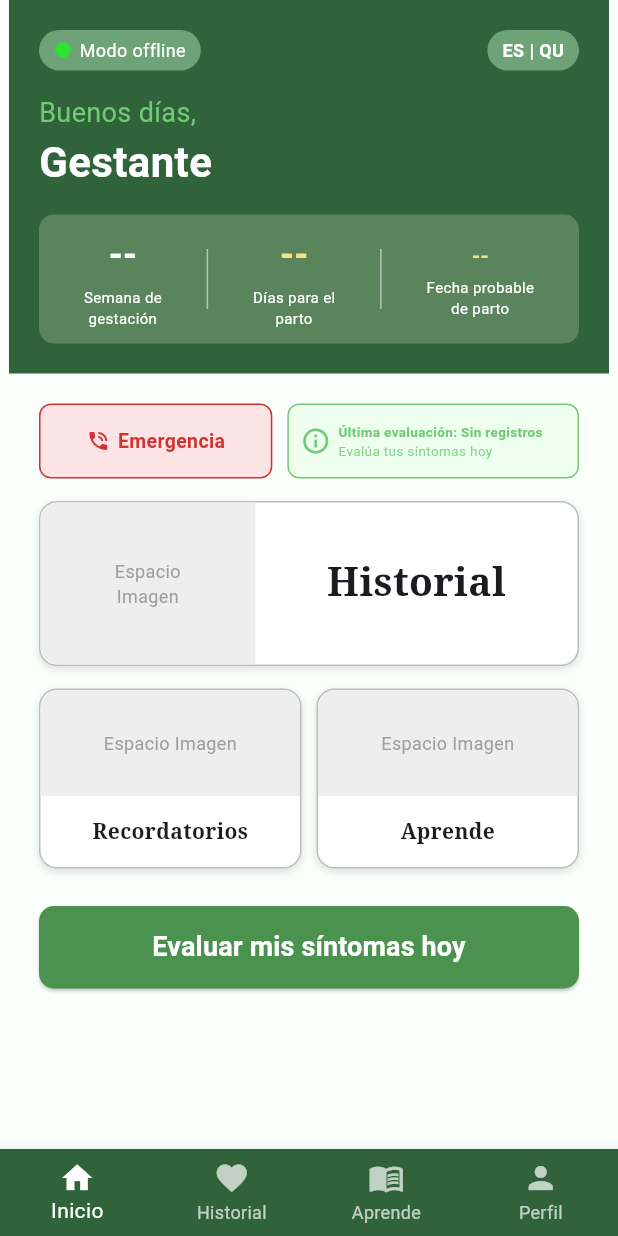
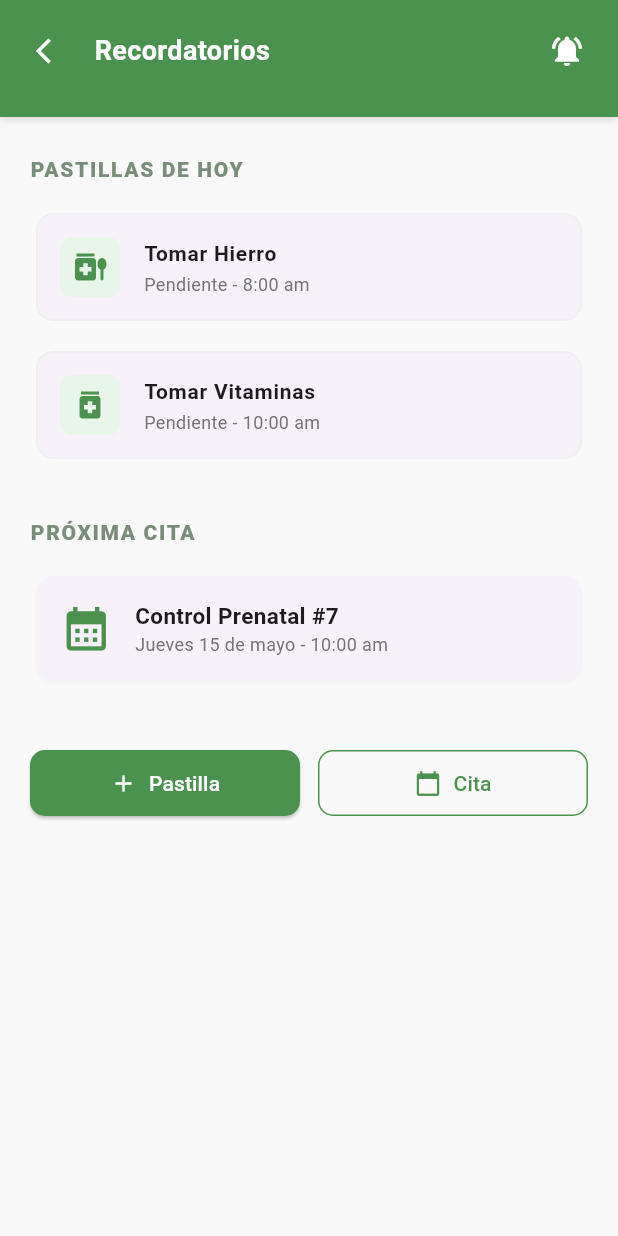
Before and after one commit to hersite/hersite-core, a Flutter app: the Home screen opened directly, after a tap on "Espacio Imagen", on a phone screen of 412 x 824 dp. Run offline on Flutter 3.47's test engine with Material 3 defaults, Android fonts, the phone set to English and light mode, and no system bars; our stand-ins replace connectivity_plus, flutter_local_notifications, flutter_secure_storage, internet_connection_checker_plus, shared_preferences, sqflite_sqlcipher; missing offline and left inert: flutter_onnxruntime; accounts and stored records are empty.

Commit message:
commit app movil v0.1

```diff
--- a/lib/screens/historial_screen.dart
+++ b/lib/screens/historial_screen.dart
@@ -156,8 +156,8 @@ class _HistorialScreenState extends State<HistorialScreen> {
                 ],
               ),
             ),
-            const SizedBox(width: 16),
-            Container(
+           // const SizedBox(width: 16),
+           /* Container(
               decoration: BoxDecoration(
                 borderRadius: BorderRadius.circular(15),
                 border: Border.all(color: const Color(0xFF6EA377)),
@@ -178,7 +178,7 @@ class _HistorialScreenState extends State<HistorialScreen> {
                   ),
                 ],
               ),
-            ),
+            ),*/
           ],
         ),
       ),
--- a/lib/screens/home_screen.dart
+++ b/lib/screens/home_screen.dart
@@ -6,6 +6,10 @@ import 'sintomas_screen.dart';
 import 'aprende_screen.dart';
 import 'perfil_screen.dart';
 import 'historial_screen.dart';
+import 'package:url_launcher/url_launcher.dart';
+import 'package:shared_preferences/shared_preferences.dart';
+import 'dart:math';
+import 'recordatorios_screen.dart'; // Asegúrate que el nombre del archivo sea el correcto
 
 class Home extends StatefulWidget {
   const Home({super.key});
@@ -19,6 +23,9 @@ class _HomeState extends State<Home> {
   EvaluacionRiesgo? _ultimaEvaluacion;
   bool _cargando = true;
   String? _error;
+  DateTime? _fechaInicio;
+  DateTime? _fechaAncla;
+
 
   @override
   void initState() {
@@ -32,17 +39,29 @@ class _HomeState extends State<Home> {
     final perfil = await LocalDatabase.instance.obtenerPerfil();
     final evaluaciones = await LocalDatabase.instance.listarEvaluaciones();
 
+    final prefs = await SharedPreferences.getInstance();
+    String? fechaGuardada = prefs.getString('fecha_ancla_usuario');
+
+    // --- LÓGICA CORREGIDA ---
+    if (fechaGuardada == null) {
+      // USUARIA REAL: Su ancla es HOY
+      _fechaAncla = DateTime.now();  //reemplazar la línea _fechaAncla = DateTime.now() por una fecha fija antigua, como DateTime(2026, 5, 30)).
+      await prefs.setString('fecha_ancla_usuario', _fechaAncla!.toIso8601String());
+    } else {
+      // Si ya existía una fecha guardada, la cargamos
+      _fechaAncla = DateTime.parse(fechaGuardada);
+    }
+    // ------------------------
+
     if (!mounted) return;
 
     setState(() {
       _perfil = perfil;
       _ultimaEvaluacion = evaluaciones.isNotEmpty ? evaluaciones.first : null;
       _cargando = false;
-        _error = null;
     });
   } catch (e) {
     if (!mounted) return;
-
     setState(() {
       _cargando = false;
       _error = e.toString();
@@ -60,16 +79,32 @@ class _HomeState extends State<Home> {
   }
 
 String get _semanasTexto {
-    final semanas = _perfil?.semanasGestacion;
-    if (semanas == null) return '--';
-    return semanas.toString();
+  final semanasIngresadas = _perfil?.semanasGestacion;
+  if (semanasIngresadas == null || _fechaAncla == null) return '--';
+
+  // 1. Calculamos días transcurridos desde que "empezó" la app (tu fecha ancla random)
+  final diasTranscurridos = DateTime.now().difference(_fechaAncla!).inDays;
+
+  // 2. Semanas que han pasado (división entera)
+  final semanasQueHanPasado = (diasTranscurridos / 7).floor();
+
+  // 3. LA SUMA FINAL (Aquí es donde Lucia y Maria son diferentes)
+  final semanasActuales = semanasIngresadas + semanasQueHanPasado;
+
+  return semanasActuales.toString();
 }
 
   String get _diasParaPartoTexto {
-    final semanas = _perfil?.semanasGestacion;
-    if (semanas == null) return '--';
-    final dias = (40 - semanas) * 7;
-    return dias <= 0 ? '0' : dias.toString();
+  final semanasIniciales = _perfil?.semanasGestacion;
+  if (semanasIniciales == null || _fechaAncla == null) return '--';
+
+  final diasTranscurridos = DateTime.now().difference(_fechaAncla!).inDays;
+  final semanasActuales = semanasIniciales + (diasTranscurridos / 7).floor();
+
+  // Calculamos días restantes para la semana 40
+  final diasRestantes = ((40 - semanasActuales) * 7) - (diasTranscurridos % 7);
+
+  return diasRestantes <= 0 ? '0' : diasRestantes.toString();
   }
 
   String get _fechaProbablePartoTexto {
@@ -207,7 +242,7 @@ class _HomeState extends State<Home> {
                               ],
                             ),
                           ),
-                          Container(
+                         /* Container(
                             padding: const EdgeInsets.symmetric(horizontal: 10, vertical: 5),
                             decoration: BoxDecoration(
                               color: const Color(0xFF6EA377),
@@ -221,7 +256,7 @@ class _HomeState extends State<Home> {
                                 fontWeight: FontWeight.bold,
                               ),
                             ),
-                          ),
+                          ),*/
                         ],
                       ),
                       const SizedBox(height: 15),
@@ -446,7 +481,18 @@ class _HomeState extends State<Home> {
   }
 
 Widget _tarjetaEmergencia() {
-    return Container(
+    return GestureDetector(
+      onTap: () async {
+        // En Perú, 106 es SAMU (Emergencias Médicas)
+        final Uri launchUri = Uri(scheme: 'tel', path: '106');
+        if (await canLaunchUrl(launchUri)) {
+          await launchUrl(launchUri);
+        } else {
+          // Opcional: mostrar un mensaje si no se puede abrir el marcador
+          debugPrint('No se pudo abrir el marcador telefónico');
+        }
+      },
+      child: Container(
         height: 50,
         decoration: BoxDecoration(
           color: const Color(0xFFFCE4E4),
@@ -467,6 +513,7 @@ class _HomeState extends State<Home> {
               ),
             ),
           ],
+        ),
       ),
     );
   }
@@ -581,7 +628,13 @@ class _HomeState extends State<Home> {
   Widget _tarjetaCuadrada(BuildContext context, String titulo) {
     return GestureDetector(
 onTap: () {
-        if (titulo == 'Aprende') {
+        // Lógica de navegación dinámica según el título
+        if (titulo == 'Recordatorios') {
+          Navigator.push(
+            context,
+            MaterialPageRoute(builder: (context) => const RecordatoriosScreen()),
+          );
+        } else if (titulo == 'Aprende') {
           Navigator.push(
             context,
             MaterialPageRoute(builder: (context) => const AprendeScreen()),
--- /dev/null
+++ b/lib/screens/recordatorios_screen.dart
@@ -0,0 +1,222 @@
+import 'package:flutter/material.dart';
+import 'package:flutter_local_notifications/flutter_local_notifications.dart';
+import '../main.dart'; // Asegúrate de que este import traiga el plugin correctamente
+
+class RecordatoriosScreen extends StatelessWidget {
+  const RecordatoriosScreen({super.key});
+
+  @override
+  Widget build(BuildContext context) {
+    return Scaffold(
+      // Fondo más limpio
+      backgroundColor: const Color(0xFFF9F9F9),
+      body: Column(
+        children: [
+          _buildHeader(context),
+          Expanded(
+            child: SingleChildScrollView(
+              padding: const EdgeInsets.symmetric(horizontal: 20, vertical: 25),
+              child: Column(
+                crossAxisAlignment: CrossAxisAlignment.start,
+                children: [
+                  _buildSectionTitle('PASTILLAS DE HOY'),
+                  const SizedBox(height: 15),
+                  _buildPillCard('Tomar Hierro', 'Pendiente - 8:00 am', Icons.medication_liquid),
+                  const SizedBox(height: 12),
+                  _buildPillCard('Tomar Vitaminas', 'Pendiente - 10:00 am', Icons.medication),
+
+                  const SizedBox(height: 35),
+                  _buildSectionTitle('PRÓXIMA CITA'),
+                  const SizedBox(height: 15),
+                  _buildAppointmentCard(),
+
+                  const SizedBox(height: 40),
+                  _buildActionButtons(context),
+                ],
+              ),
+            ),
+          ),
+        ],
+      ),
+    );
+  }
+
+  // --- COMPONENTES VISUALES MEJORADOS ---
+
+  Widget _buildSectionTitle(String title) {
+    return Text(title,
+      style: const TextStyle(
+        fontSize: 14,
+        fontWeight: FontWeight.w800,
+        color: Color(0xFF7A8C7A), // Un verde grisáceo más elegante
+        letterSpacing: 1.1
+      )
+    );
+  }
+
+Widget _buildHeader(BuildContext context) {
+    return Container(
+      // Respetamos el espacio de la barra de estado (la hora, batería)
+      padding: EdgeInsets.only(top: MediaQuery.of(context).padding.top + 10, bottom: 20, left: 10, right: 10),
+      decoration: const BoxDecoration(
+        color: Color(0xFF4C924F), // Tu verde de marca
+        boxShadow: [BoxShadow(color: Colors.black12, blurRadius: 4, offset: Offset(0, 2))],
+      ),
+      child: Row(
+        children: [
+          // Botón de regreso (siempre es bueno tenerlo)
+          IconButton(
+            icon: const Icon(Icons.arrow_back_ios, color: Colors.white, size: 20),
+            onPressed: () => Navigator.pop(context),
+          ),
+          const SizedBox(width: 5),
+          const Text('Recordatorios',
+            style: TextStyle(color: Colors.white, fontSize: 18, fontWeight: FontWeight.bold)
+          ),
+          const Spacer(),
+          // ¡TU CAMPANA DE VUELTA!
+          IconButton(
+            icon: const Icon(Icons.notifications_active, color: Colors.white),
+            onPressed: () => _mostrarNotificacion(), // Esto disparará la notificación local
+          ),
+        ],
+      ),
+    );
+  }
+
+  Widget _buildPillCard(String title, String subtitle, IconData icon) {
+    return Card(
+      elevation: 0,
+      shape: RoundedRectangleBorder(borderRadius: BorderRadius.circular(12), side: BorderSide(color: Colors.grey.shade200)),
+      child: ListTile(
+        leading: Container(
+          padding: const EdgeInsets.all(8),
+          decoration: BoxDecoration(color: const Color(0xFFE8F5E9), borderRadius: BorderRadius.circular(8)),
+          child: Icon(icon, color: const Color(0xFF4C924F)),
+        ),
+        title: Text(title, style: const TextStyle(fontWeight: FontWeight.bold, fontSize: 14)),
+        subtitle: Text(subtitle, style: TextStyle(color: Colors.grey.shade600, fontSize: 12)),
+      ),
+    );
+  }
+
+  Widget _buildAppointmentCard() {
+    return Card(
+      elevation: 1,
+      shadowColor: Colors.black12,
+      shape: RoundedRectangleBorder(borderRadius: BorderRadius.circular(12)),
+      child: Padding(
+        padding: const EdgeInsets.all(16),
+        child: Row(
+          children: [
+            const Icon(Icons.calendar_month, size: 35, color: Color(0xFF4C924F)),
+            const SizedBox(width: 15),
+            Column(
+              crossAxisAlignment: CrossAxisAlignment.start,
+              children: [
+                const Text('Control Prenatal #7', style: TextStyle(fontWeight: FontWeight.bold, fontSize: 15)),
+                Text('Jueves 15 de mayo - 10:00 am', style: TextStyle(color: Colors.grey.shade600, fontSize: 12)),
+              ],
+            ),
+          ],
+        ),
+      ),
+    );
+  }
+
+  Widget _buildActionButtons(BuildContext context) {
+    return Row(
+      children: [
+        Expanded(
+          child: ElevatedButton.icon(
+            onPressed: () => _mostrarFormulario(context, 'Pastilla'),
+            icon: const Icon(Icons.add, size: 18),
+            label: const Text('Pastilla'),
+            style: ElevatedButton.styleFrom(
+              backgroundColor: const Color(0xFF4C924F),
+              foregroundColor: Colors.white,
+              padding: const EdgeInsets.symmetric(vertical: 12),
+              shape: RoundedRectangleBorder(borderRadius: BorderRadius.circular(10))
+            ),
+          ),
+        ),
+        const SizedBox(width: 12),
+        Expanded(
+          child: OutlinedButton.icon(
+            onPressed: () => _mostrarFormulario(context, 'Cita'),
+            icon: const Icon(Icons.calendar_today, size: 18),
+            label: const Text('Cita'),
+            style: OutlinedButton.styleFrom(
+              padding: const EdgeInsets.symmetric(vertical: 12),
+              side: const BorderSide(color: Color(0xFF4C924F)),
+              foregroundColor: const Color(0xFF4C924F),
+              shape: RoundedRectangleBorder(borderRadius: BorderRadius.circular(10))
+            ),
+          ),
+        ),
+      ],
+    );
+  }
+
+  // --- FORMULARIO Y NOTIFICACIONES ---
+  void _mostrarFormulario(BuildContext context, String tipo) {
+    showModalBottomSheet(
+      context: context,
+      shape: const RoundedRectangleBorder(borderRadius: BorderRadius.vertical(top: Radius.circular(20))),
+      isScrollControlled: true,
+      builder: (context) => Padding(
+        padding: EdgeInsets.only(bottom: MediaQuery.of(context).viewInsets.bottom + 20, top: 20, left: 20, right: 20),
+        child: Column(
+          mainAxisSize: MainAxisSize.min,
+          children: [
+            Text("Agregar $tipo", style: const TextStyle(fontSize: 18, fontWeight: FontWeight.bold)),
+            const SizedBox(height: 10),
+            TextField(decoration: InputDecoration(labelText: 'Nombre', border: OutlineInputBorder(borderRadius: BorderRadius.circular(10)))),
+            const SizedBox(height: 10),
+            TextField(decoration: InputDecoration(labelText: 'Hora', border: OutlineInputBorder(borderRadius: BorderRadius.circular(10)))),
+            const SizedBox(height: 20),
+            SizedBox(
+              width: double.infinity,
+              child: ElevatedButton(
+                onPressed: () => Navigator.pop(context),
+                style: ElevatedButton.styleFrom(backgroundColor: const Color(0xFF4C924F), foregroundColor: Colors.white),
+                child: const Text('Guardar'),
+              ),
+            ),
+          ],
+        ),
+      ),
+    );
+  }
+
+  Future<void> _mostrarNotificacion() async {
+    // 1. Pedir permiso (Obligatorio en Android 13+)
+    await flutterLocalNotificationsPlugin
+        .resolvePlatformSpecificImplementation<
+            AndroidFlutterLocalNotificationsPlugin>()
+        ?.requestNotificationsPermission();
+
+    // 2. Configurar cómo se verá la notificación en Android
+    const AndroidNotificationDetails androidPlatformChannelSpecifics =
+        AndroidNotificationDetails(
+      'recordatorios_channel', // ID del canal (interno)
+      'Recordatorios Médicos', // Nombre que ve el usuario en los ajustes
+      channelDescription: 'Notificaciones para pastillas y citas',
+      importance: Importance.max,
+      priority: Priority.high,
+      icon: '@mipmap/ic_launcher', // Usa el ícono de tu app
+    );
+
+    const NotificationDetails platformChannelSpecifics =
+        NotificationDetails(android: androidPlatformChannelSpecifics);
+
+    // 3. ¡Lanzar la notificación!
+    await flutterLocalNotificationsPlugin.show(
+      0, // ID de la notificación
+      '¡Recordatorio de Salud! 💊', // Título
+      'Es hora de tomar tu suplemento de Hierro.', // Cuerpo del mensaje
+      platformChannelSpecifics,
+      payload: 'pastilla_hierro', // Datos ocultos si quieres leerlos al hacer clic
+    );
+  }
+}
--- a/lib/screens/sintomas_screen.dart
+++ b/lib/screens/sintomas_screen.dart
@@ -117,7 +117,7 @@ final List<SintomaItem> _sintomasList = [
                 ],
               ),
             ),
-            const SizedBox(width: 16),
+            /*const SizedBox(width: 16),
             Container(
               decoration: BoxDecoration(
                 borderRadius: BorderRadius.circular(15),
@@ -142,7 +142,7 @@ final List<SintomaItem> _sintomasList = [
                   ),
                 ],
               ),
-            ),
+            ),*/
           ],
         ),
       ),
--- a/pubspec.yaml
+++ b/pubspec.yaml
@@ -24,7 +24,9 @@ dependencies:
   connectivity_plus: ^7.1.1
   internet_connection_checker_plus: ^3.0.0
   http: ^1.6.0
-
+  url_launcher: ^6.2.0 # O la versión más reciente
+  shared_preferences: ^2.3.0
+  flutter_local_notifications: ^17.2.0
 
 dev_dependencies:
   flutter_test:
```
Also changed, not shown: lib/main.dart (+26 -1 lines), lib/screens/perfil_screen.dart (+11 -40 lines), lib/screens/registrar_screen.dart (+122 -169 lines), lib/screens/resultado_screen.dart (+15 -5 lines), 2 other files. Lines whose indentation alone changed are shown as unchanged.
